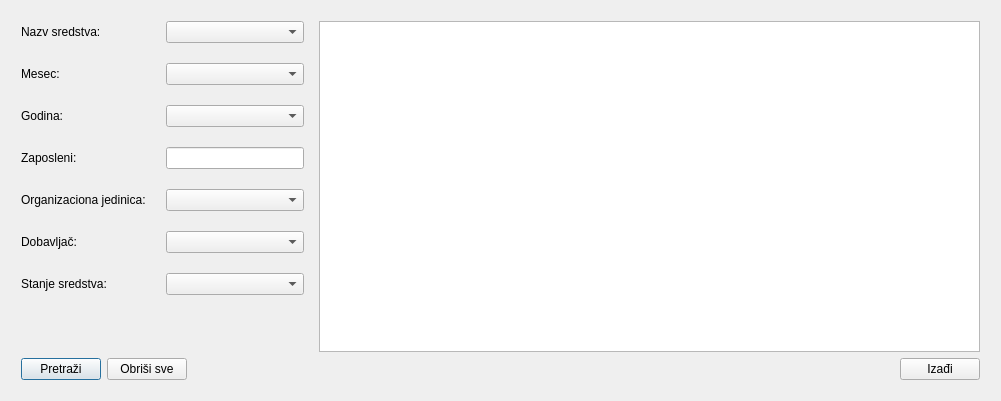
First picture: the form in pretrazivanjesredstavad1.ui, repository zivke/nabavke, before the edit.
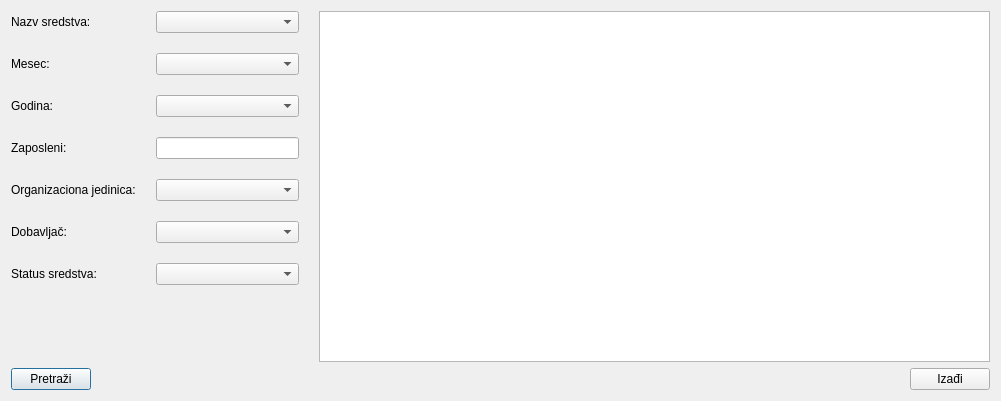
Second picture: the form after the edit.

Diff of the .ui file:
```diff
--- a/pretrazivanjesredstavad1.ui
+++ b/pretrazivanjesredstavad1.ui
@@ -13,20 +13,11 @@
   <property name="windowTitle">
    <string>Pretraživanje sredstava</string>
   </property>
-  <widget class="QWidget" name="verticalLayoutWidget">
-   <property name="geometry">
-    <rect>
-     <x>10</x>
-     <y>10</y>
-     <width>981</width>
-     <height>381</height>
-    </rect>
-   </property>
    <layout class="QVBoxLayout" name="verticalLayout">
     <item>
      <layout class="QHBoxLayout" name="horizontalLayout" stretch="3,7">
       <property name="spacing">
-       <number>15</number>
+      <number>20</number>
       </property>
       <property name="sizeConstraint">
        <enum>QLayout::SetDefaultConstraint</enum>
@@ -105,10 +96,10 @@
         <item row="6" column="0">
          <widget class="QLabel" name="label_7">
           <property name="text">
-           <string>Stanje sredstva:</string>
+          <string>Status sredstva:</string>
           </property>
           <property name="buddy">
-           <cstring>cbStanjeSredstva</cstring>
+          <cstring>cbStatusSredstva</cstring>
           </property>
          </widget>
         </item>
@@ -122,7 +113,7 @@
          <widget class="QComboBox" name="cbDobavljac"/>
         </item>
         <item row="6" column="1">
-         <widget class="QComboBox" name="cbStanjeSredstva"/>
+        <widget class="QComboBox" name="cbStatusSredstva"/>
         </item>
         <item row="3" column="1">
          <widget class="QLineEdit" name="leZaposleni"/>
@@ -159,13 +150,6 @@
         </property>
        </widget>
       </item>
-      <item>
-       <widget class="QPushButton" name="btnObrisiSve">
-        <property name="text">
-         <string>Obriši sve</string>
-        </property>
-       </widget>
-      </item>
       <item>
        <spacer name="horizontalSpacer">
         <property name="orientation">
@@ -190,7 +174,6 @@
     </item>
    </layout>
   </widget>
- </widget>
  <layoutdefault spacing="6" margin="11"/>
  <tabstops>
   <tabstop>cbSredstva</tabstop>
```
Left out of the diff: 3 changed lines with no effect on the pictures. Lines whose indentation alone changed are shown as unchanged.
